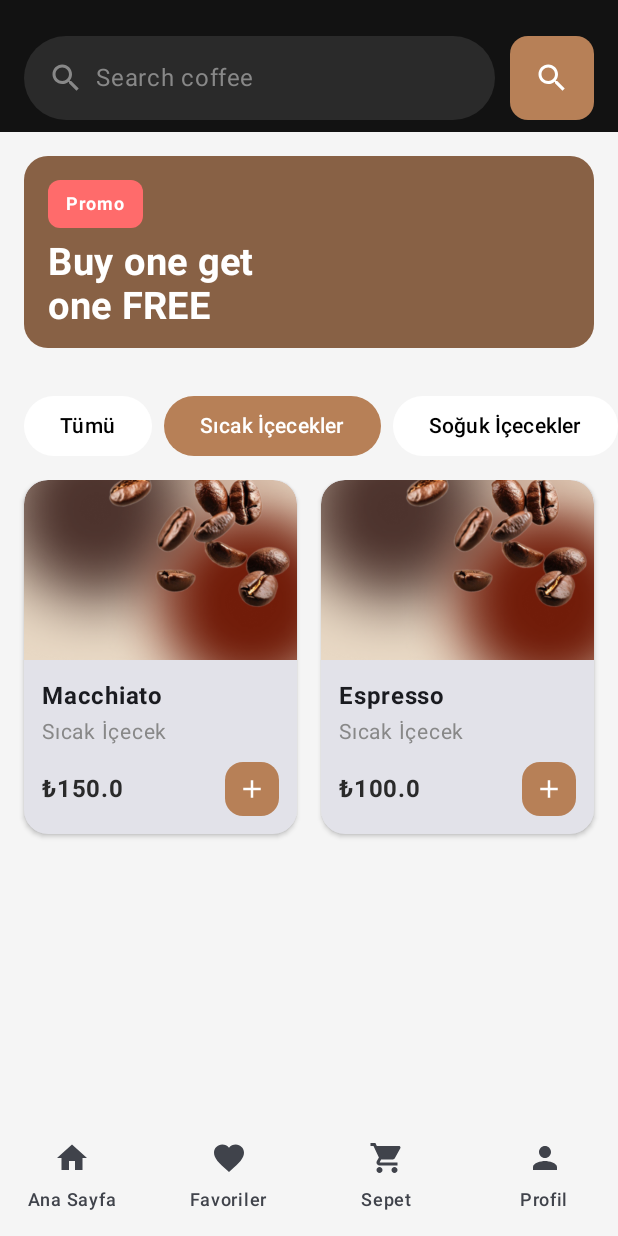
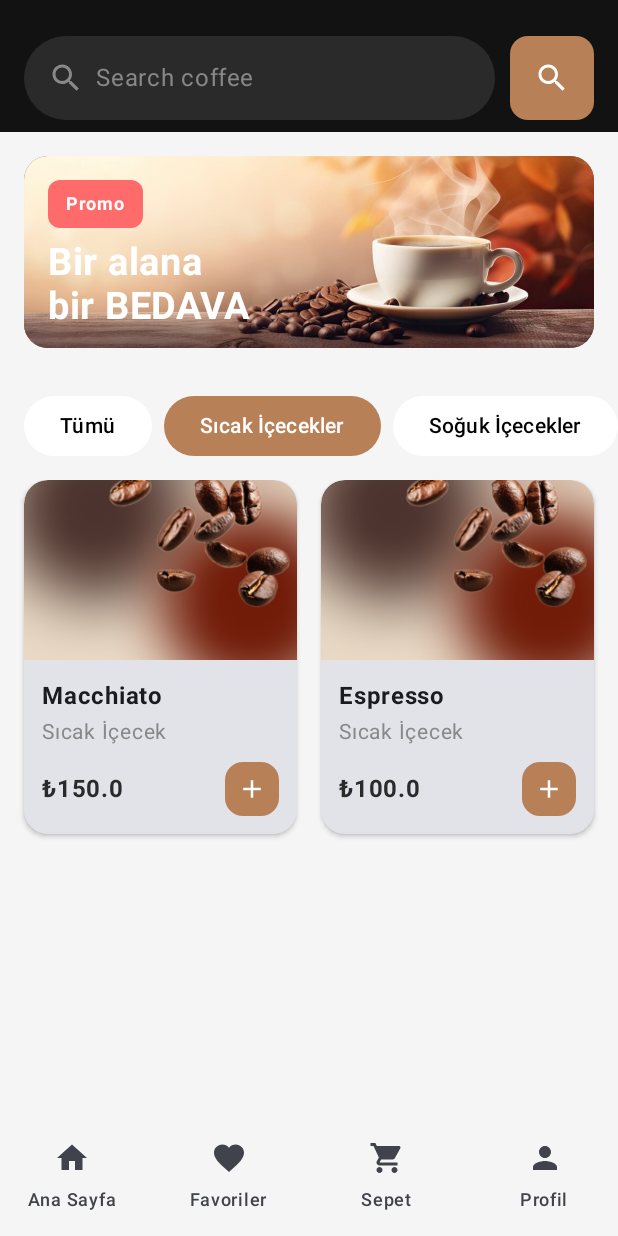
Before and after one commit to zariclar/CoffeeShop, an Android app built with Jetpack Compose: the HomeScreen screen opened through its navigation route, on a phone screen of 412 x 824 dp. Run offline under Robolectric (Android 15) with nearby library versions, the phone set to English and light mode, and no system bars; our stand-ins replace Dagger/Hilt's generated code, Room's generated code; pictures from the network do not load.

Commit message:
feat: Enhance Home Screen with Promo Banner and Image Updates
This commit introduces a new promo banner to the home screen and updates product images for a better visual experience.

-   **Promo Banner Implementation:**
    -   Developed a `PromoBanner` composable with a visually appealing design.
    -   Added a background image (`bg_promo.jpg`) for the promo banner.
    - Added a translucent overlay to the banner.
    - Improved text contrast.
    - Added an image to the banner.
-   - Modified text.
-
-   -**Image Updates:**
+
+   **Image Updates:**
     -   Updated the image URL for the "Latte" product.
-   - Changed image resources.
+   - Changed image url.

```diff
--- a/app/src/main/java/com/example/coffeeshop/di/AppModule.kt
+++ b/app/src/main/java/com/example/coffeeshop/di/AppModule.kt
@@ -77,7 +77,7 @@ object AppModule {
             val products = listOf(
                 Product(name = "Macchiato", price = 150.0, description = "Sıcak İçecek", categoryId = 1, imageUrl = "https://static.vecteezy.com/system/resources/thumbnails/025/282/026/small/stock-of-mix-a-cup-coffee-latte-more-motive-top-view-foodgraphy-generative-ai-photo.jpg"),
                 Product(name = "Espresso", price = 100.0, description = "Sıcak İçecek", categoryId = 1, imageUrl = "https://l.icdbcdn.com/oh/53d6fac5-34ae-48dc-9783-79852170b41d.jpg?w=1040"),
-                Product(name = "Latte", price = 100.0, description = "Soğuk İçecek", categoryId = 2, imageUrl = "https://media.istockphoto.com/id/1144262014/photo/ice-coffee-in-glass-closeup-view.jpg?s=612x612&w=0&k=20&c=5ZU_pMKYN_9p63zD1Ivcaq4JkswsdJ5-lHI8pgv4k0A=0"),
+                Product(name = "Latte", price = 100.0, description = "Soğuk İçecek", categoryId = 2, imageUrl = "https://img.freepik.com/premium-photo/glass-iced-latte-coffee-coffee-shop_653449-992.jpg"),
                 Product(name = "Kurabiye", price = 250.0, description = "Kurabiye", categoryId = 3, imageUrl = "https://st.depositphotos.com/37930168/61608/i/450/depositphotos_616088430-stock-photo-chocolate-chip-cookies-white-bowl.jpg"),
 
 
--- a/app/src/main/java/com/example/coffeeshop/presentation/home/homeScreen.kt
+++ b/app/src/main/java/com/example/coffeeshop/presentation/home/homeScreen.kt
@@ -1,5 +1,6 @@
 package com.example.coffeeshop.presentation.home
 
+import androidx.compose.foundation.Image
 import androidx.compose.foundation.background
 import androidx.compose.foundation.clickable
 import androidx.compose.foundation.horizontalScroll
@@ -203,7 +204,15 @@ fun PromoBanner() {
             modifier = Modifier
                 .fillMaxSize()
                 .background(Color.Black.copy(alpha = 0.2f))
-        )
+
+        ){
+            Image(
+                painter = painterResource(id = R.drawable.bg_promo),
+                contentDescription = null,
+                modifier = Modifier.fillMaxSize(),
+                contentScale = ContentScale.Crop
+            )
+        }
 
         Row(
             modifier = Modifier
@@ -229,14 +238,14 @@ fun PromoBanner() {
                 }
 
                 Text(
-                    text = "Buy one get",
+                    text = "Bir alana",
                     color = Color.White,
                     fontSize = 25.sp,
                     fontWeight = FontWeight.Bold
                 )
 
                 Text(
-                    text = "one FREE",
+                    text = "bir BEDAVA",
                     color = Color.White,
                     fontSize = 25.sp,
                     fontWeight = FontWeight.Bold
@@ -245,6 +254,7 @@ fun PromoBanner() {
 
             // Sağ tarafta boşluk - kahve fincanı görseli buraya gelebilir
             Spacer(modifier = Modifier.weight(0.8f))
+
         }
     }
 }
```
Also changed, not shown: app/src/main/res/drawable/bg_promo.jpg (added).
